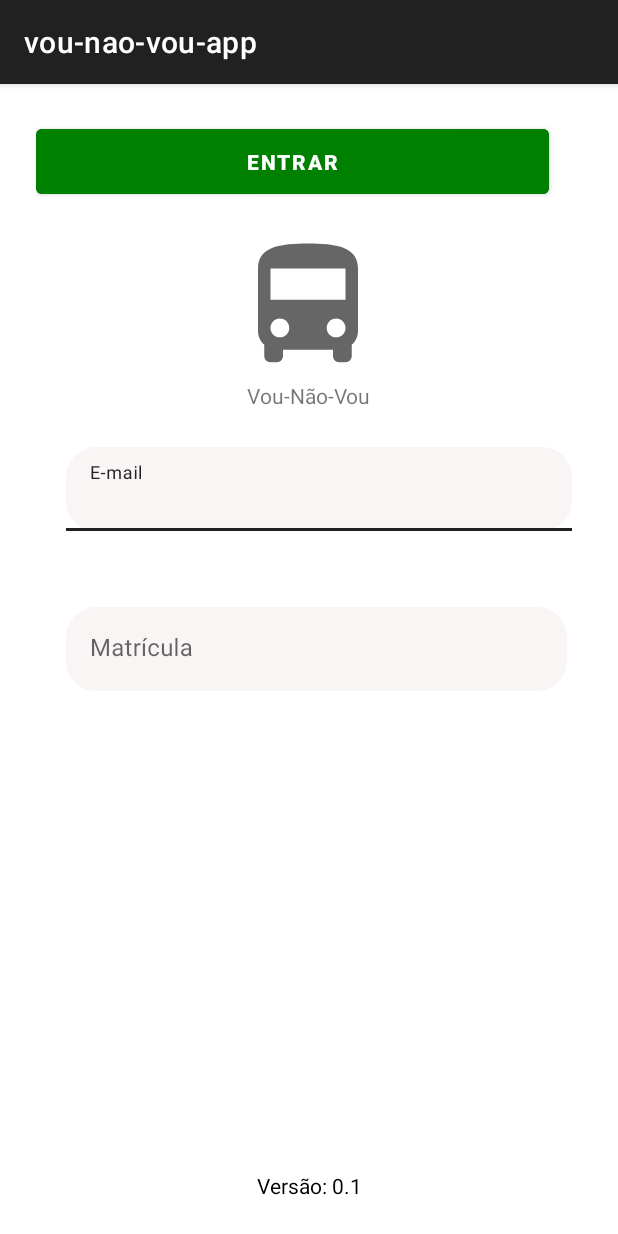
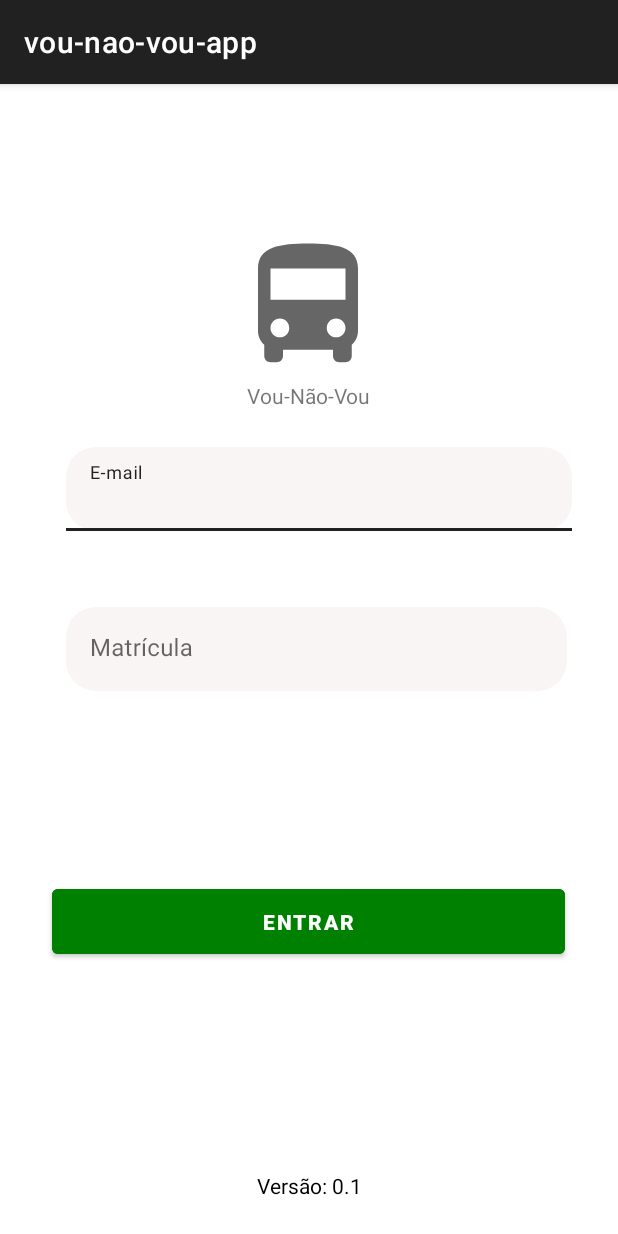
Before and after one commit to pedrohenriqueads/Vou-nao-vou, an Android app: the screen it shows after launch (MainActivity), on a phone screen of 412 x 824 dp. Run offline under Robolectric (Android 15) with nearby library versions, the phone set to English and light mode, and no system bars.

Commit message:
construção da tela inicial

```diff
--- a/app/build.gradle
+++ b/app/build.gradle
@@ -32,7 +32,7 @@ android {
 }
 
 dependencies {
-    api 'com.google.android.material:material:1.2.0-alpha06'
+    /*api 'com.google.android.material:material:1.2.0-alpha06'*/
     implementation 'androidx.core:core-ktx:1.7.0'
     implementation 'androidx.appcompat:appcompat:1.4.1'
     implementation 'com.google.android.material:material:1.5.0'
--- a/app/src/main/res/layout/activity_main.xml
+++ b/app/src/main/res/layout/activity_main.xml
@@ -82,13 +82,18 @@
         android:id="@+id/button"
         android:layout_width="342dp"
         android:layout_height="55dp"
+        android:layout_marginTop="56dp"
         android:backgroundTint="#008000"
         android:text="Entrar"
         android:textColor="#ffffff"
         android:textStyle="bold"
-        tools:ignore="MissingConstraints"
-        tools:layout_editor_absoluteX="16dp"
-        tools:layout_editor_absoluteY="421dp" />
+        app:layout_constraintBottom_toTopOf="@+id/version_app"
+        app:layout_constraintEnd_toEndOf="parent"
+        app:layout_constraintHorizontal_bias="0.492"
+        app:layout_constraintStart_toStartOf="parent"
+        app:layout_constraintTop_toBottomOf="@+id/textInputLayout"
+        app:layout_constraintVertical_bias="0.0"
+        tools:ignore="MissingConstraints" />
 
     <TextView
        android:id="@+id/version_app"
```
